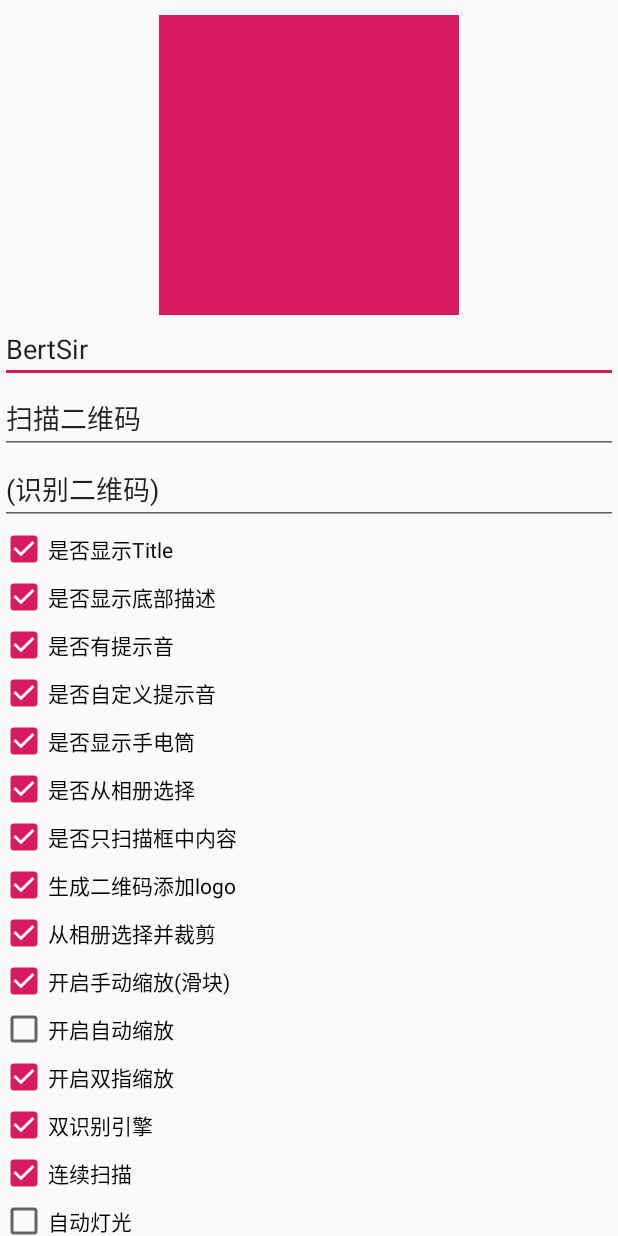
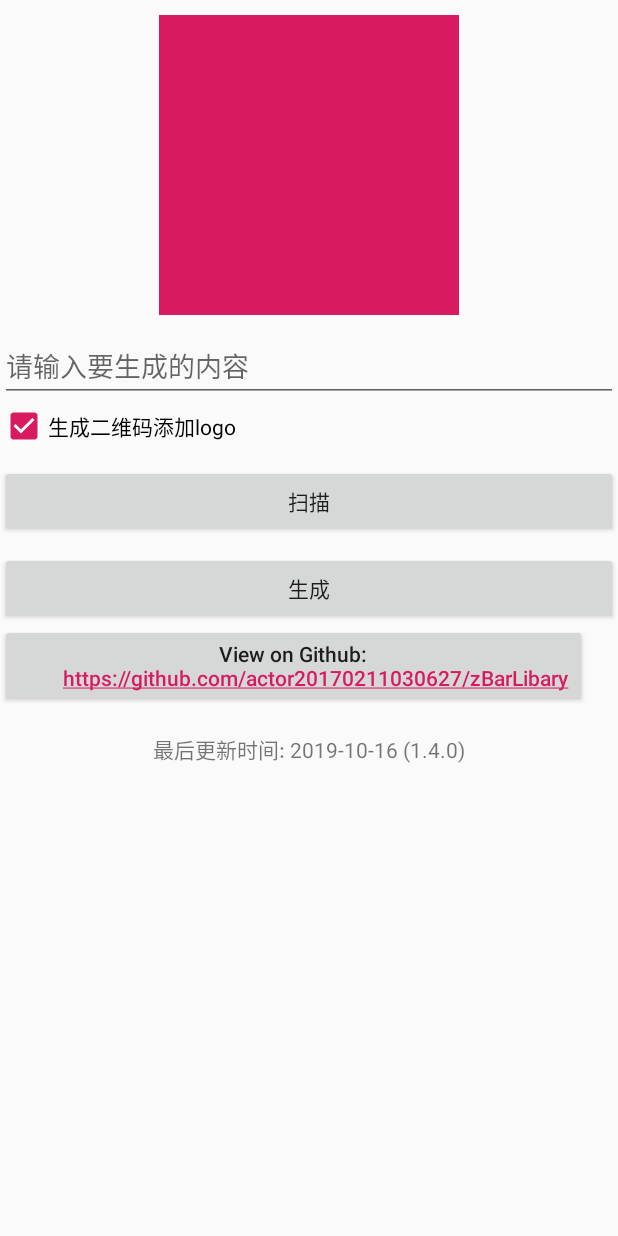
Before and after one commit to actor20170211030627/zBarLibary, an Android app: the screen it shows after launch (MainActivity before the commit, Main2Activity after it), on a phone screen of 412 x 824 dp. Run offline under Robolectric (Android 15) with nearby library versions, the light colour scheme and no system bars.

Commit message:
add ignore
add ignore

```diff
--- /dev/null
+++ b/app/src/main/java/com/actor/zbarlibaryTest/Main2Activity.java
@@ -0,0 +1,108 @@
+package com.actor.zbarlibaryTest;
+
+import android.app.Activity;
+import android.content.Intent;
+import android.graphics.Bitmap;
+import android.graphics.BitmapFactory;
+import android.os.Bundle;
+import android.support.v7.app.AppCompatActivity;
+import android.util.Log;
+import android.view.View;
+import android.widget.CheckBox;
+import android.widget.EditText;
+import android.widget.ImageView;
+import android.widget.TextView;
+import android.widget.Toast;
+
+import java.util.List;
+
+import cn.bertsir.zbar.utils.PermissionConstants;
+import cn.bertsir.zbar.utils.PermissionUtils;
+import cn.bertsir.zbar.utils.QRUtils;
+
+public class Main2Activity extends AppCompatActivity implements View.OnClickListener {
+
+    private static final String TAG = "Main2Activity";
+
+    private TextView tvVersion;
+    private ImageView iv_qr;
+    private EditText  et_qr_content;
+    private CheckBox  cb_create_add_water;
+
+    private Activity  activity;
+
+    @Override
+    protected void onCreate(Bundle savedInstanceState) {
+        super.onCreate(savedInstanceState);
+        setContentView(R.layout.activity_main2);
+        activity = this;
+
+        iv_qr = findViewById(R.id.iv_qr);
+        et_qr_content = findViewById(R.id.et_qr_content);
+        cb_create_add_water = findViewById(R.id.cb_create_add_water);
+        findViewById(R.id.bt_scan).setOnClickListener(this);
+        findViewById(R.id.bt_make).setOnClickListener(this);
+        tvVersion = findViewById(R.id.tv_version);
+        tvVersion.setText("最后更新时间: 2019-10-16 (1.4.0)");
+
+        iv_qr.setOnLongClickListener(new View.OnLongClickListener() {
+            @Override
+            public boolean onLongClick(View v) {
+                String s = null;
+                try {
+                    s = QRUtils.getInstance().decodeQRcode(iv_qr);
+                } catch (Exception e) {
+                    e.printStackTrace();
+                    Log.e(TAG, "onLongClickException: " + e.toString());
+                }
+                Toast.makeText(getApplicationContext(), "内容：" + s, Toast.LENGTH_SHORT).show();
+                return true;
+            }
+        });
+    }
+
+    @Override
+    public void onClick(View v) {
+        switch (v.getId()) {
+            case R.id.bt_scan://扫描二维码
+                start();
+                break;
+            case R.id.bt_make://生成二维码
+                Bitmap qrCode;
+                if (cb_create_add_water.isChecked()) {//生成二维码添加logo
+                    qrCode = QRUtils.getInstance().createQRCodeAddLogo(et_qr_content.getText().toString(),
+                            BitmapFactory.decodeResource(getResources(), R.mipmap.ic_launcher));
+                } else {
+                    qrCode = QRUtils.getInstance().createQRCode(et_qr_content.getText().toString());
+
+                }
+                iv_qr.setImageBitmap(qrCode);
+                Toast.makeText(getApplicationContext(), "长按可识别", Toast.LENGTH_LONG).show();
+                break;
+        }
+    }
+
+    private void start() {
+        PermissionUtils.permission(activity, PermissionConstants.CAMERA, PermissionConstants.STORAGE)
+                .rationale(new PermissionUtils.OnRationaleListener() {
+                    @Override
+                    public void rationale(final ShouldRequest shouldRequest) {
+                        shouldRequest.again(true);
+                    }
+                })
+                .callback(new PermissionUtils.FullCallback() {
+                    @Override
+                    public void onGranted(List<String> permissionsGranted) {
+                        Intent intent = new Intent(activity, TestCustomScanActivity.class);
+                        activity.startActivity(intent);
+                    }
+
+                    @Override
+                    public void onDenied(List<String> permissionsDeniedForever,
+                                         List<String> permissionsDenied) {
+                        Toast.makeText(activity,"摄像头权限被拒绝！", Toast.LENGTH_SHORT).show();
+
+                    }
+                }).request();
+    }
+}
--- /dev/null
+++ b/app/src/main/res/layout/activity_main2.xml
@@ -0,0 +1,61 @@
+<?xml version="1.0" encoding="utf-8"?>
+<LinearLayout xmlns:android="http://schemas.android.com/apk/res/android"
+    xmlns:app="http://schemas.android.com/apk/res-auto"
+    xmlns:tools="http://schemas.android.com/tools"
+    android:layout_width="match_parent"
+    android:layout_height="match_parent"
+    android:focusable="true"
+    android:focusableInTouchMode="true"
+    android:orientation="vertical"
+    tools:context="com.actor.zbarlibaryTest.Main2Activity">
+
+    <ImageView
+        android:id="@+id/iv_qr"
+        android:layout_width="200dp"
+        android:layout_height="200dp"
+        android:layout_gravity="center"
+        android:layout_marginTop="10dp"
+        android:background="@color/colorAccent" />
+
+    <EditText
+        android:id="@+id/et_qr_content"
+        android:layout_width="match_parent"
+        android:layout_height="wrap_content"
+        android:layout_marginTop="10dp"
+        android:hint="请输入要生成的内容" />
+
+    <CheckBox
+        android:id="@+id/cb_create_add_water"
+        android:layout_width="wrap_content"
+        android:layout_height="wrap_content"
+        android:checked="true"
+        android:text="生成二维码添加logo" />
+
+    <Button
+        android:id="@+id/bt_scan"
+        android:layout_width="match_parent"
+        android:layout_height="wrap_content"
+        android:layout_marginTop="10dp"
+        android:text="扫描" />
+
+    <Button
+        android:id="@+id/bt_make"
+        android:layout_width="match_parent"
+        android:layout_height="wrap_content"
+        android:layout_marginTop="10dp"
+        android:text="生成" />
+
+    <Button
+        android:layout_width="wrap_content"
+        android:layout_height="wrap_content"
+        android:autoLink="all"
+        android:text="View on Github:\n
+        https://github.com/actor20170211030627/zBarLibary" />
+
+    <TextView
+        android:id="@+id/tv_version"
+        android:layout_width="match_parent"
+        android:layout_height="?android:actionBarSize"
+        android:gravity="center"
+        tools:text="VersionName: 1.0.0(VersionCode: 1)" />
+</LinearLayout>
--- a/app/src/main/res/layout/activity_test_custom_scan.xml
+++ b/app/src/main/res/layout/activity_test_custom_scan.xml
@@ -4,6 +4,7 @@
     xmlns:tools="http://schemas.android.com/tools"
     android:layout_width="match_parent"
     android:layout_height="match_parent"
+    android:fitsSystemWindows="true"
     tools:context="com.actor.zbarlibaryTest.TestCustomScanActivity">
 
 
@@ -26,8 +27,7 @@
     <FrameLayout
         android:layout_width="match_parent"
         android:layout_height="40dp"
-        android:background="#ff5f00"
-        android:fitsSystemWindows="true">
+        android:background="#ff5f00">
 
         <!--返回键-->
         <ImageView
```
Also changed, not shown: app/src/main/AndroidManifest.xml (+11 -1 lines), 7 other files.
